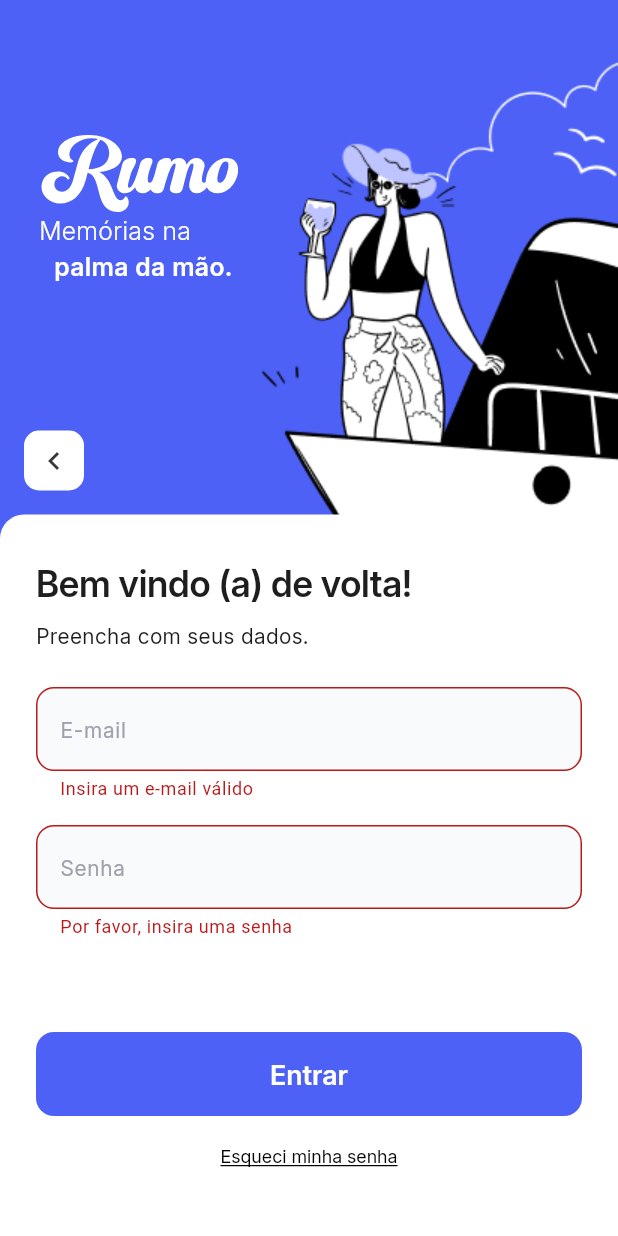
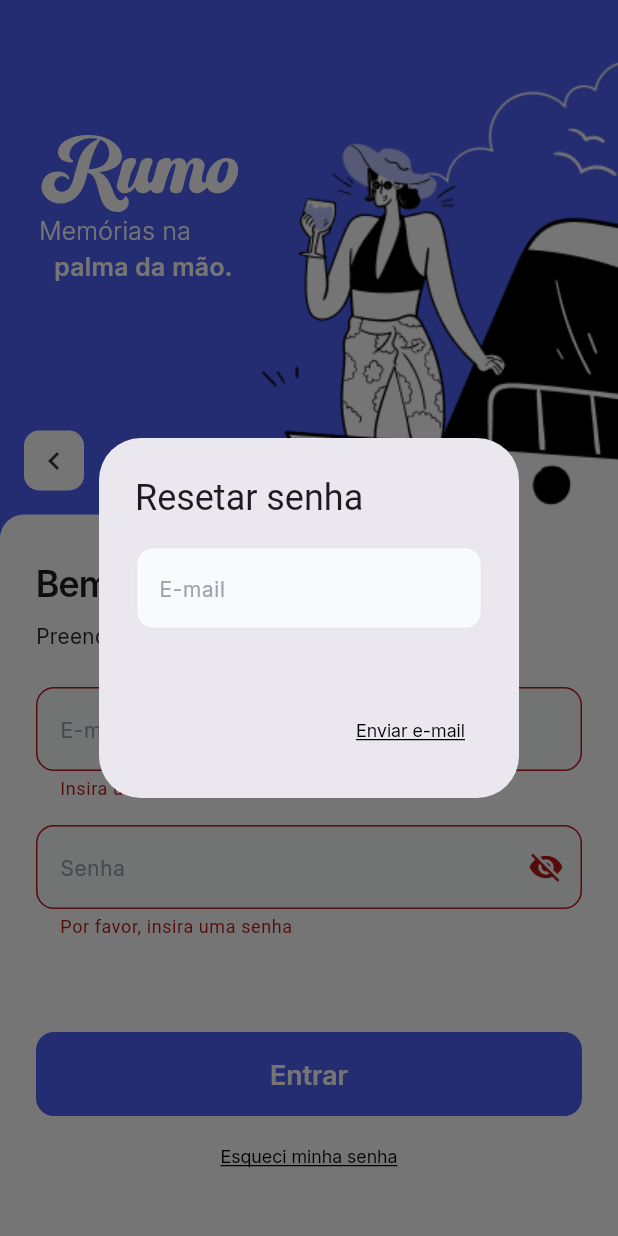
Before and after one commit to estevaosantosribeiro/rumo, a Flutter app: the LoginScreen screen opened by its route, after a tap on "Entrar", after a tap on "Esqueci minha senha", on a phone screen of 412 x 824 dp. Run offline on Flutter 3.47's test engine with Material 3 defaults, Android fonts, the phone set to English and light mode, and no system bars; our stand-ins replace firebase_auth, firebase_core, flutter_svg; accounts and stored records are empty.

```diff
--- a/lib/features/auth/login/login_screen.dart
+++ b/lib/features/auth/login/login_screen.dart
@@ -1,6 +1,9 @@
 import 'package:flutter/material.dart';
 import 'package:flutter_svg/svg.dart';
 import 'package:rumo/core/asset_images.dart';
+import 'package:rumo/features/auth/repositories/auth_repository.dart';
+import 'package:rumo/features/auth/widgets/forgot_password_dialog.dart';
+import 'package:rumo/features/home/routes/home_routes.dart';
 
 class LoginScreen extends StatefulWidget {
   const LoginScreen({super.key});
@@ -11,6 +14,10 @@ class LoginScreen extends StatefulWidget {
 
 class _LoginScreenState extends State<LoginScreen> {
   final _formKey = GlobalKey<FormState>();
+  final TextEditingController _emailController = TextEditingController();
+  final TextEditingController _passwordController = TextEditingController();
+
+  bool hidePassword = true;
   bool isLoading = false;
 
   @override
@@ -135,6 +142,7 @@ class _LoginScreenState extends State<LoginScreen> {
                             spacing: 16,
                             children: [
                               TextFormField(
+                                controller: _emailController,
                                 decoration: const InputDecoration(
                                   hintText: 'E-mail',
                                 ),
@@ -176,10 +184,23 @@ class _LoginScreenState extends State<LoginScreen> {
                                 },
                               ),
                               TextFormField(
-                                decoration: const InputDecoration(
+                                controller: _passwordController,
+                                decoration: InputDecoration(
                                   hintText: 'Senha',
+                                  suffixIcon: IconButton(
+                                    onPressed: () {
+                                      setState(() {
+                                        hidePassword = !hidePassword;
+                                      });
+                                    },
+                                    icon: Icon(
+                                      hidePassword
+                                          ? Icons.visibility_off
+                                          : Icons.visibility,
                                     ),
-                                obscureText: true,
+                                  ),
+                                ),
+                                obscureText: hidePassword,
                                 validator: (value) {
                                   if (value == null || value.trim().isEmpty) {
                                     return 'Por favor, insira uma senha';
@@ -194,44 +215,90 @@ class _LoginScreenState extends State<LoginScreen> {
                         SizedBox(
                           width: double.maxFinite,
                           child: FilledButton(
-                            onPressed: () async {
+                            onPressed: isLoading
+                                ? null
+                                : () async {
                                     final isValid =
-                                  _formKey.currentState?.validate() ?? false;
+                                        _formKey.currentState?.validate() ??
+                                        false;
                                     if (isValid) {
+                                      try {
                                         setState(() {
                                           isLoading = true;
                                         });
 
-                                await Future.delayed(Duration(seconds: 2));
+                                        final authRepository = AuthRepository();
+                                        await authRepository.signInUser(
+                                          email: _emailController.text,
+                                          password: _passwordController.text,
+                                        );
 
                                         setState(() {
                                           isLoading = false;
                                         });
+
+                                        if (!context.mounted) return;
+                                        Navigator.of(
+                                          context,
+                                        ).popUntil((route) => route.isFirst);
+                                        Navigator.pushReplacementNamed(
+                                          context,
+                                          HomeRoutes.homeScreen,
+                                        );
+                                      } on AuthException catch (error) {
+                                        if (!context.mounted) return;
+
+                                        setState(() {
+                                          isLoading = false;
+                                        });
+
+                                        showDialog(
+                                          context: context,
+                                          builder: (context) {
+                                            return AlertDialog(
+                                              title: Text('Erro'),
+                                              content: Text(error.getMessage()),
+                                              actions: [
+                                                TextButton(
+                                                  onPressed: () {
+                                                    Navigator.of(context).pop();
+                                                  },
+                                                  child: Text("OK"),
+                                                ),
+                                              ],
+                                            );
+                                          },
+                                        );
+                                      }
                                     }
                                   },
                             child: Builder(
                               builder: (context) {
                                 if (isLoading) {
-                                  return const SizedBox(
+                                  return SizedBox(
                                     width: 24,
                                     height: 24,
                                     child: CircularProgressIndicator(
                                       color: Colors.white,
-                                      strokeWidth: 2,
                                     ),
                                   );
                                 }
-                                return const Text('Entrar');
+                                return Text('Entrar');
                               },
-                            )
-
-                            ,
+                            ),
                           ),
                         ),
                         // const SizedBox(height: 16),
                         Center(
                           child: TextButton(
-                            onPressed: () {},
+                            onPressed: () {
+                              showDialog(
+                                context: context,
+                                builder: (context) {
+                                  return ForgotPasswordDialog();
+                                },
+                              );
+                            },
                             child: const Text('Esqueci minha senha'),
                           ),
                         ),
--- /dev/null
+++ b/lib/features/auth/widgets/forgot_password_dialog.dart
@@ -0,0 +1,123 @@
+import 'dart:developer';
+
+import 'package:flutter/material.dart';
+import 'package:rumo/features/auth/repositories/auth_repository.dart';
+
+class ForgotPasswordDialog extends StatefulWidget {
+  const ForgotPasswordDialog({super.key});
+
+  @override
+  State<ForgotPasswordDialog> createState() => _ForgotPasswordDialogState();
+}
+
+class _ForgotPasswordDialogState extends State<ForgotPasswordDialog> {
+  final TextEditingController _emailController = TextEditingController();
+
+  bool isLoading = false;
+  String? errorMessage;
+
+  @override
+  Widget build(BuildContext context) => AlertDialog(
+    title: Text('Resetar senha'),
+    content: Column(
+      mainAxisSize: MainAxisSize.min,
+      children: [
+        TextFormField(
+          controller: _emailController,
+          decoration: const InputDecoration(hintText: 'E-mail'),
+          validator: (value) {
+            final invalidEmailText = 'Insira um e-mail válido';
+
+            if (value == null || value.trim().isEmpty) {
+              return invalidEmailText;
+            }
+
+            final email = value.trim();
+
+            if (!email.contains('@') || !email.contains('.')) {
+              return invalidEmailText;
+            }
+
+            final parts = email.split('@');
+            final firstPart = parts[0];
+
+            if (firstPart.trim().isEmpty) {
+              return invalidEmailText;
+            }
+
+            final lastPart = parts[1];
+
+            if (lastPart.trim().isEmpty || !lastPart.contains('.')) {
+              return invalidEmailText;
+            }
+
+            if (lastPart.startsWith('.') || lastPart.endsWith('.')) {
+              return invalidEmailText;
+            }
+
+            return null;
+          },
+        ),
+        const SizedBox(height: 16),
+        ForgotPasswordStatus(isLoading: isLoading, errorMessage: errorMessage),
+      ],
+    ),
+    actions: [
+      TextButton(
+        onPressed: isLoading
+            ? null
+            : () async {
+                setState(() {
+                  isLoading = true;
+                });
+
+                try {
+                  final authRepository = AuthRepository();
+                  await authRepository.sendPasswordResetEmail(
+                    email: _emailController.text,
+                  );
+                  if(context.mounted) {
+                    Navigator.of(context).pop();
+                    ScaffoldMessenger.of(context).showSnackBar(
+                      SnackBar(content: Text('E-mail de redefinição de senha enviado com sucesso!')),
+                    );
+                  }
+                } on AuthException catch (error) {
+                  log("Error resetting password", error: error);
+                  setState(() {
+                    errorMessage = error.getMessage();
+                  });
+                } finally {
+                  setState(() {
+                    isLoading = false;
+                  });
+                }
+              },
+        child: Text('Enviar e-mail'),
+      ),
+    ],
+  );
+}
+
+class ForgotPasswordStatus extends StatelessWidget {
+  final bool isLoading;
+  final String? errorMessage;
+  const ForgotPasswordStatus({
+    super.key,
+    required this.isLoading,
+    required this.errorMessage,
+  });
+
+  @override
+  Widget build(BuildContext context) {
+    if (isLoading) {
+      return CircularProgressIndicator(color: Theme.of(context).colorScheme.inverseSurface);
+    }
+
+    if (errorMessage != null) {
+      return Text(errorMessage!, style: TextStyle(color: Colors.red));
+    }
+
+    return SizedBox.shrink();
+  }
+}
--- /dev/null
+++ b/lib/features/home/routes/home_routes.dart
@@ -0,0 +1,11 @@
+
+import 'package:flutter/material.dart';
+import 'package:rumo/features/home/screens/home_screen.dart';
+
+class HomeRoutes {
+  static const String homeScreen = "/home";
+
+  static final Map<String, Widget Function(BuildContext)> routes = {
+    homeScreen: (context) => const HomeScreen(),
+  };
+}
--- a/lib/routes/app_router.dart
+++ b/lib/routes/app_router.dart
@@ -1,10 +1,12 @@
 import 'package:flutter/material.dart';
 import 'package:rumo/features/auth/routes/auth_routes.dart';
+import 'package:rumo/features/home/routes/home_routes.dart';
 import 'package:rumo/features/onboarding/routes/onboarding_routes.dart';
 
 class AppRouter {
   static final Map<String, Widget Function(BuildContext)> routes = {
     ...OnboardingRoutes.routes,
     ...AuthRoutes.routes,
+    ...HomeRoutes.routes,
   };
 }
```
Also changed, not shown: lib/features/auth/create_account/create_account_screen.dart (+28 -12 lines), lib/features/auth/repositories/auth_repository.dart (+56 -6 lines), lib/features/home/screens/home_screen.dart (added, +17 -0 lines), lib/features/home/widgets/bottom_nav_item.dart (added, +55 -0 lines). Lines whose indentation alone changed are shown as unchanged.
